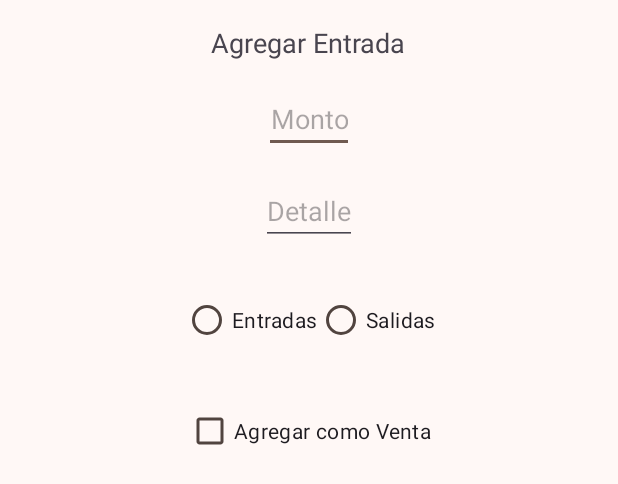
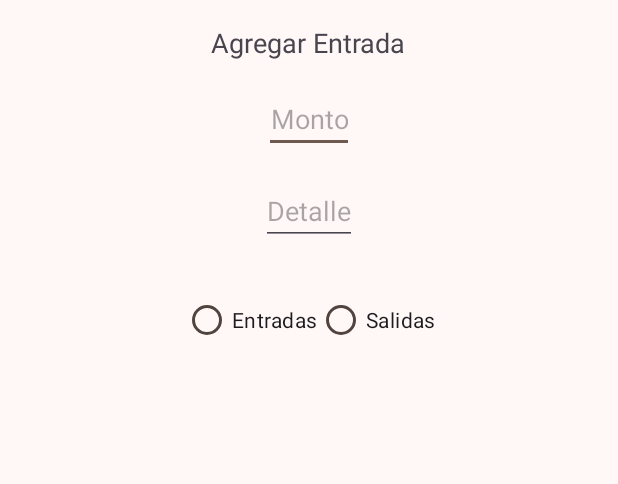
Before and after one commit to Faust0z/Kauppa_App, an Android app: the layout dialog_add_cajadiaria.xml on its own in the app's theme, with its tools: preview values and no code run, on a phone screen of 412 x 824 dp. Shown: the top 484 px of the screen. Run offline under Robolectric (Android 15) with nearby library versions, the phone set to English and light mode, and no system bars.

Commit message:
Modificaciones menores a la Caja Diaria y Bal General para concordar con las últimas mods a la BDD

```diff
--- a/app/src/main/java/com/example/kauppa_emp/activities/MasInfoCajaDiaria.java
+++ b/app/src/main/java/com/example/kauppa_emp/activities/MasInfoCajaDiaria.java
@@ -67,13 +67,13 @@ public class MasInfoCajaDiaria extends AppCompatActivity {
         Button anularButton = findViewById(R.id.buttonCajaDiariaAnular);
         String intentIdTipos = getIntent().getStringExtra("movIdTipos");
 
-        if (Objects.equals(intentIdTipos, TiposMovimiento.VENTA) || Objects.equals(intentIdTipos, TiposMovimiento.PEDIDO)){
+        if (Objects.equals(intentIdTipos, TiposMovimiento.VARIOSEGR) || Objects.equals(intentIdTipos, TiposMovimiento.VARIOSING)){
             actualizarButton.setOnClickListener(v -> createUpdateDialog());
             anularButton.setOnClickListener(v -> createDeleteDialog());
         }
         else{
-            actualizarButton.setVisibility(View.GONE);
-            anularButton.setVisibility(View.GONE);
+            actualizarButton.setEnabled(false);
+            anularButton.setEnabled(false);
         }
     }
 
--- a/app/src/main/res/layout/dialog_add_cajadiaria.xml
+++ b/app/src/main/res/layout/dialog_add_cajadiaria.xml
@@ -57,11 +57,4 @@
             android:gravity="center" />
     </RadioGroup>
 
-    <CheckBox
-        android:id="@+id/checkBox_AddComo_CajaDiaria"
-        android:layout_width="wrap_content"
-        android:layout_height="wrap_content"
-        android:text="Agregar como Venta"
-        android:gravity="center"
-        android:layout_marginBottom="16dp" />
 </LinearLayout>
```
Also changed, not shown: app/src/main/java/com/example/kauppa_emp/fragments/CajaDiariaFragment.java (+3 -14 lines).
